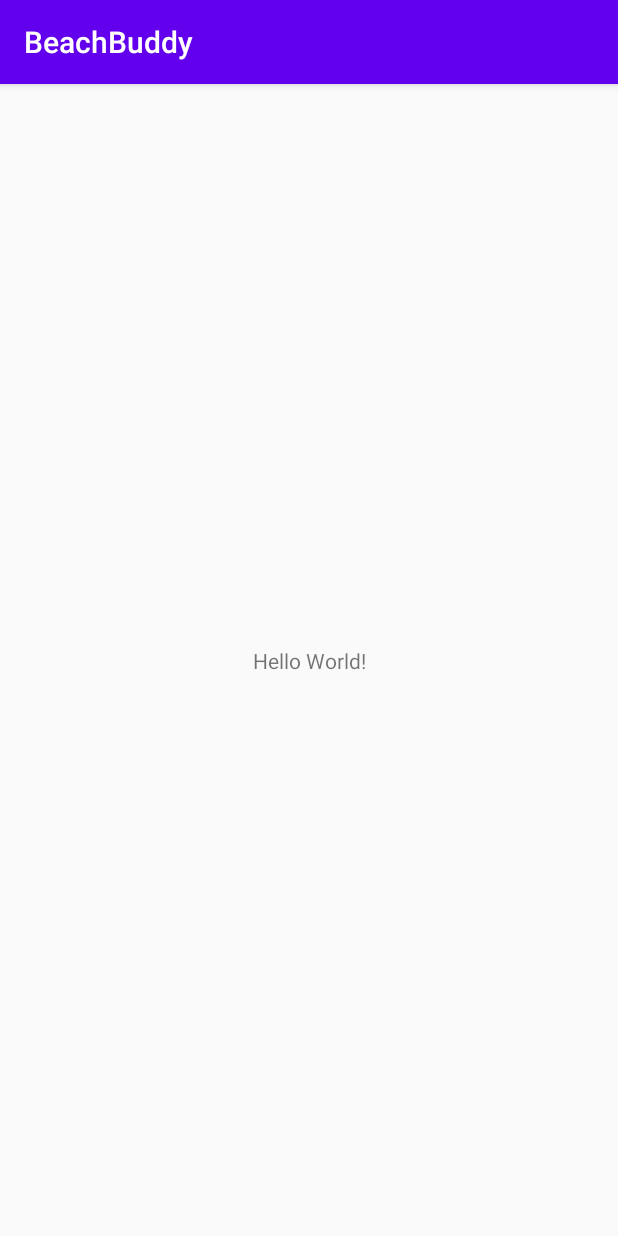
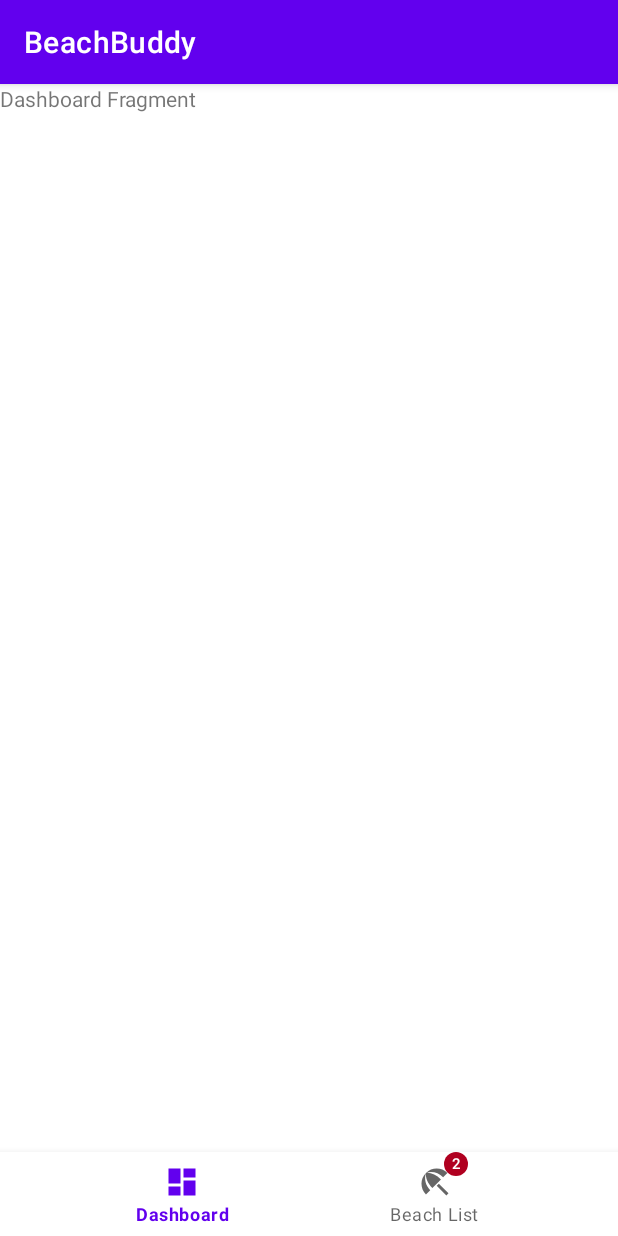
Before and after one commit to akm0012/BeachBuddy_Android, an Android app: the screen it shows after launch (MainActivity), on a phone screen of 412 x 824 dp. Run offline under Robolectric (Android 15) with nearby library versions, the phone set to English and light mode, and no system bars; our stand-ins replace navigation-ui.

Commit message:
Added basic bottom bar nav

```diff
--- a/app/build.gradle
+++ b/app/build.gradle
@@ -26,12 +26,24 @@ android {
 }
 
 dependencies {
+    def nav_version = "2.3.0-rc01"
+
     implementation fileTree(dir: 'libs', include: ['*.jar'])
+
     implementation "org.jetbrains.kotlin:kotlin-stdlib-jdk7:$kotlin_version"
     implementation 'androidx.appcompat:appcompat:1.1.0'
     implementation 'androidx.core:core-ktx:1.3.0'
     implementation 'androidx.constraintlayout:constraintlayout:1.1.3'
-    testImplementation 'junit:junit:4.12'
+
+    // Navigation
+    implementation "androidx.navigation:navigation-fragment-ktx:$nav_version"
+    implementation "androidx.navigation:navigation-ui-ktx:$nav_version"
+
+    // Material
+    implementation 'com.google.android.material:material:1.3.0-alpha01'
+
+    implementation 'androidx.legacy:legacy-support-v4:1.0.0'
+    testImplementation 'junit:junit:4.13'
     androidTestImplementation 'androidx.test.ext:junit:1.1.1'
     androidTestImplementation 'androidx.test.espresso:espresso-core:3.2.0'
 }
--- a/app/src/main/AndroidManifest.xml
+++ b/app/src/main/AndroidManifest.xml
@@ -9,7 +9,7 @@
         android:roundIcon="@mipmap/ic_launcher_round"
         android:supportsRtl="true"
         android:theme="@style/AppTheme">
-        <activity android:name=".MainActivity">
+        <activity android:name=".ui.MainActivity">
             <intent-filter>
                 <action android:name="android.intent.action.MAIN" />
 
--- a/app/src/main/java/com/andrewkingmarshall/beachbuddy/MainActivity.kt
+++ /dev/null
@@ -1,12 +0,0 @@
-package com.andrewkingmarshall.beachbuddy
-
-import androidx.appcompat.app.AppCompatActivity
-import android.os.Bundle
-
-class MainActivity : AppCompatActivity() {
-
-    override fun onCreate(savedInstanceState: Bundle?) {
-        super.onCreate(savedInstanceState)
-        setContentView(R.layout.activity_main)
-    }
-}
--- /dev/null
+++ b/app/src/main/java/com/andrewkingmarshall/beachbuddy/ui/DashboardFragment.kt
@@ -0,0 +1,21 @@
+package com.andrewkingmarshall.beachbuddy.ui
+
+import android.os.Bundle
+import androidx.fragment.app.Fragment
+import android.view.LayoutInflater
+import android.view.View
+import android.view.ViewGroup
+
+import com.andrewkingmarshall.beachbuddy.R
+
+class DashboardFragment : Fragment() {
+
+    override fun onCreateView(
+        inflater: LayoutInflater, container: ViewGroup?,
+        savedInstanceState: Bundle?
+    ): View? {
+        // Inflate the layout for this fragment
+        return inflater.inflate(R.layout.fragment_dashboard, container, false)
+    }
+
+}
--- /dev/null
+++ b/app/src/main/java/com/andrewkingmarshall/beachbuddy/ui/MainActivity.kt
@@ -0,0 +1,32 @@
+package com.andrewkingmarshall.beachbuddy.ui
+
+import androidx.appcompat.app.AppCompatActivity
+import android.os.Bundle
+import androidx.navigation.Navigation
+import androidx.navigation.findNavController
+import androidx.navigation.fragment.NavHostFragment
+import androidx.navigation.fragment.findNavController
+import androidx.navigation.ui.NavigationUI
+import androidx.navigation.ui.setupWithNavController
+import com.andrewkingmarshall.beachbuddy.R
+import kotlinx.android.synthetic.main.activity_main.*
+
+class MainActivity : AppCompatActivity() {
+
+    override fun onCreate(savedInstanceState: Bundle?) {
+        super.onCreate(savedInstanceState)
+        setContentView(R.layout.activity_main)
+        setUpNavigation()
+    }
+
+    private fun setUpNavigation() {
+        val navHostFragment =
+            supportFragmentManager.findFragmentById(R.id.nav_host_fragment) as NavHostFragment
+
+        val navController = navHostFragment.navController
+
+        bottom_navigation_view.setupWithNavController(navController)
+
+        bottom_navigation_view.getOrCreateBadge(R.id.requestedItemsFragment).number = 2
+    }
+}
--- /dev/null
+++ b/app/src/main/java/com/andrewkingmarshall/beachbuddy/ui/RequestedItemsFragment.kt
@@ -0,0 +1,25 @@
+package com.andrewkingmarshall.beachbuddy.ui
+
+import android.os.Bundle
+import androidx.fragment.app.Fragment
+import android.view.LayoutInflater
+import android.view.View
+import android.view.ViewGroup
+
+import com.andrewkingmarshall.beachbuddy.R
+
+/**
+ * This fragment will show all the Requested Items that people want brought out to the beach.
+ */
+class RequestedItemsFragment : Fragment() {
+
+    override fun onCreateView(
+        inflater: LayoutInflater, container: ViewGroup?,
+        savedInstanceState: Bundle?
+    ): View? {
+        // Inflate the layout for this fragment
+        return inflater.inflate(R.layout.fragment_requested_items, container, false)
+    }
+
+
+}
--- /dev/null
+++ b/app/src/main/res/drawable/ic_beach_access_black_24dp.xml
@@ -0,0 +1,9 @@
+<vector xmlns:android="http://schemas.android.com/apk/res/android"
+        android:width="24dp"
+        android:height="24dp"
+        android:viewportWidth="24.0"
+        android:viewportHeight="24.0">
+    <path
+        android:fillColor="#FF000000"
+        android:pathData="M13.127,14.56l1.43,-1.43 6.44,6.443L19.57,21zM17.42,8.83l2.86,-2.86c-3.95,-3.95 -10.35,-3.96 -14.3,-0.02 3.93,-1.3 8.31,-0.25 11.44,2.88zM5.95,5.98c-3.94,3.95 -3.93,10.35 0.02,14.3l2.86,-2.86C5.7,14.29 4.65,9.91 5.95,5.98zM5.97,5.96l-0.01,0.01c-0.38,3.01 1.17,6.88 4.3,10.02l5.73,-5.73c-3.13,-3.13 -7.01,-4.68 -10.02,-4.3z"/>
+</vector>
--- /dev/null
+++ b/app/src/main/res/drawable/ic_dashboard_black_24dp.xml
@@ -0,0 +1,9 @@
+<vector xmlns:android="http://schemas.android.com/apk/res/android"
+        android:width="24dp"
+        android:height="24dp"
+        android:viewportWidth="24.0"
+        android:viewportHeight="24.0">
+    <path
+        android:fillColor="#FF000000"
+        android:pathData="M3,13h8L11,3L3,3v10zM3,21h8v-6L3,15v6zM13,21h8L21,11h-8v10zM13,3v6h8L21,3h-8z"/>
+</vector>
--- a/app/src/main/res/layout/activity_main.xml
+++ b/app/src/main/res/layout/activity_main.xml
@@ -4,15 +4,29 @@
     xmlns:tools="http://schemas.android.com/tools"
     android:layout_width="match_parent"
     android:layout_height="match_parent"
-    tools:context=".MainActivity">
+    tools:context=".ui.MainActivity">
 
-    <TextView
-        android:layout_width="wrap_content"
-        android:layout_height="wrap_content"
-        android:text="Hello World!"
-        app:layout_constraintBottom_toBottomOf="parent"
+    <androidx.fragment.app.FragmentContainerView
+        android:id="@+id/nav_host_fragment"
+        android:name="androidx.navigation.fragment.NavHostFragment"
+        android:layout_width="0dp"
+        android:layout_height="0dp"
+        app:defaultNavHost="true"
+        app:layout_constraintBottom_toTopOf="@id/bottom_navigation_view"
         app:layout_constraintLeft_toLeftOf="parent"
         app:layout_constraintRight_toRightOf="parent"
-        app:layout_constraintTop_toTopOf="parent" />
+        app:layout_constraintTop_toTopOf="parent"
+        app:navGraph="@navigation/nav_graph" />
+
+    <com.google.android.material.bottomnavigation.BottomNavigationView
+        android:id="@+id/bottom_navigation_view"
+        android:layout_width="match_parent"
+        android:layout_height="wrap_content"
+        app:layout_constraintTop_toBottomOf="@id/nav_host_fragment"
+        android:layout_gravity="bottom"
+        app:layout_constraintBottom_toBottomOf="parent"
+        app:layout_constraintEnd_toEndOf="parent"
+        app:layout_constraintStart_toStartOf="parent"
+        app:menu="@menu/bottom_menu"/>
 
 </androidx.constraintlayout.widget.ConstraintLayout>
--- /dev/null
+++ b/app/src/main/res/layout/fragment_dashboard.xml
@@ -0,0 +1,13 @@
+<?xml version="1.0" encoding="utf-8"?>
+<FrameLayout xmlns:android="http://schemas.android.com/apk/res/android"
+    xmlns:tools="http://schemas.android.com/tools"
+    android:layout_width="match_parent"
+    android:layout_height="match_parent"
+    tools:context=".ui.DashboardFragment">
+
+    <TextView
+        android:layout_width="match_parent"
+        android:layout_height="match_parent"
+        android:text="Dashboard Fragment" />
+
+</FrameLayout>
--- /dev/null
+++ b/app/src/main/res/layout/fragment_requested_items.xml
@@ -0,0 +1,14 @@
+<?xml version="1.0" encoding="utf-8"?>
+<FrameLayout xmlns:android="http://schemas.android.com/apk/res/android"
+    xmlns:tools="http://schemas.android.com/tools"
+    android:layout_width="match_parent"
+    android:layout_height="match_parent"
+    tools:context=".ui.RequestedItemsFragment">
+
+    <!-- TODO: Update blank fragment layout -->
+    <TextView
+        android:layout_width="match_parent"
+        android:layout_height="match_parent"
+        android:text="Requested Items Fragment" />
+
+</FrameLayout>
--- /dev/null
+++ b/app/src/main/res/menu/bottom_menu.xml
@@ -0,0 +1,18 @@
+<?xml version="1.0" encoding="utf-8"?>
+<menu xmlns:android="http://schemas.android.com/apk/res/android"
+    xmlns:app="http://schemas.android.com/apk/res-auto">
+
+    <item
+        android:id="@+id/dashboardFragment"
+        android:title="Dashboard"
+        app:showAsAction="always"
+        android:orderInCategory="1"
+        android:icon="@drawable/ic_dashboard_black_24dp" />
+
+    <item
+        android:id="@+id/requestedItemsFragment"
+        android:title="Beach List"
+        app:showAsAction="always"
+        android:orderInCategory="1"
+        android:icon="@drawable/ic_beach_access_black_24dp" />
+</menu>
--- /dev/null
+++ b/app/src/main/res/navigation/nav_graph.xml
@@ -0,0 +1,22 @@
+<?xml version="1.0" encoding="utf-8"?>
+<navigation xmlns:android="http://schemas.android.com/apk/res/android"
+    xmlns:app="http://schemas.android.com/apk/res-auto"
+    xmlns:tools="http://schemas.android.com/tools"
+    android:id="@+id/nav_graph"
+    app:startDestination="@id/dashboardFragment">
+
+    <fragment
+        android:id="@+id/dashboardFragment"
+        android:name="com.andrewkingmarshall.beachbuddy.ui.DashboardFragment"
+        android:label="fragment_dashboard"
+        tools:layout="@layout/fragment_dashboard" >
+        <action
+            android:id="@+id/action_dashboardFragment_to_requestedItemsFragment"
+            app:destination="@id/requestedItemsFragment" />
+    </fragment>
+    <fragment
+        android:id="@+id/requestedItemsFragment"
+        android:name="com.andrewkingmarshall.beachbuddy.ui.RequestedItemsFragment"
+        android:label="fragment_requested_items"
+        tools:layout="@layout/fragment_requested_items" />
+</navigation>
--- a/app/src/main/res/values/strings.xml
+++ b/app/src/main/res/values/strings.xml
@@ -1,3 +1,6 @@
 <resources>
     <string name="app_name">BeachBuddy</string>
+
+    <!-- TODO: Remove or change this placeholder text -->
+    <string name="hello_blank_fragment">Hello blank fragment</string>
 </resources>
--- a/app/src/main/res/values/styles.xml
+++ b/app/src/main/res/values/styles.xml
@@ -1,7 +1,7 @@
 <resources>
 
     <!-- Base application theme. -->
-    <style name="AppTheme" parent="Theme.AppCompat.Light.DarkActionBar">
+    <style name="AppTheme" parent="Theme.MaterialComponents.Light.DarkActionBar">
         <!-- Customize your theme here. -->
         <item name="colorPrimary">@color/colorPrimary</item>
         <item name="colorPrimaryDark">@color/colorPrimaryDark</item>
```
